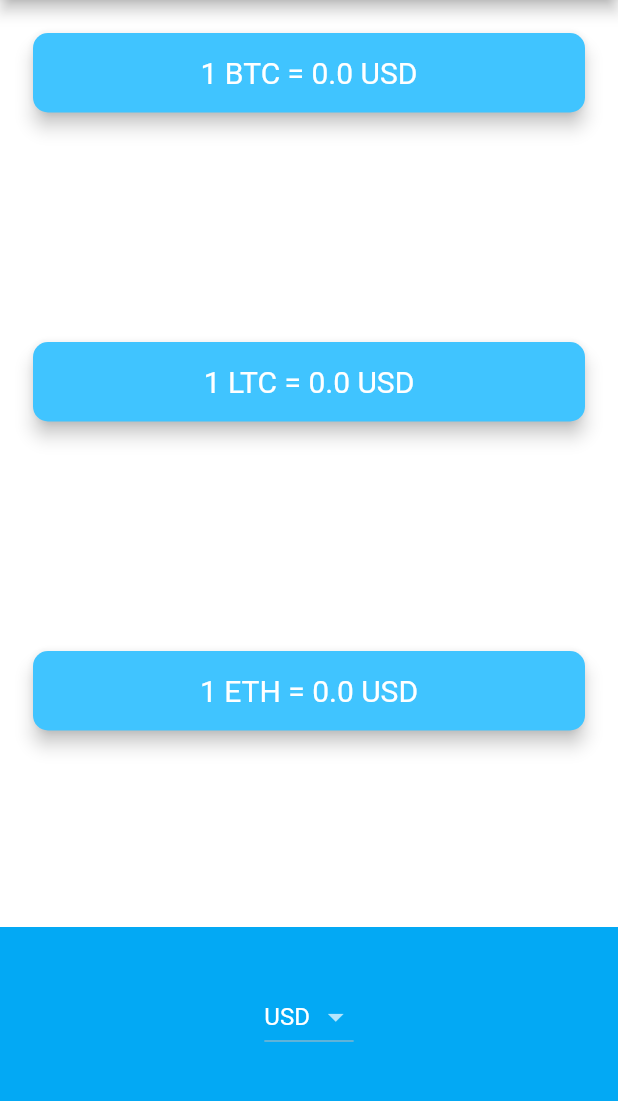
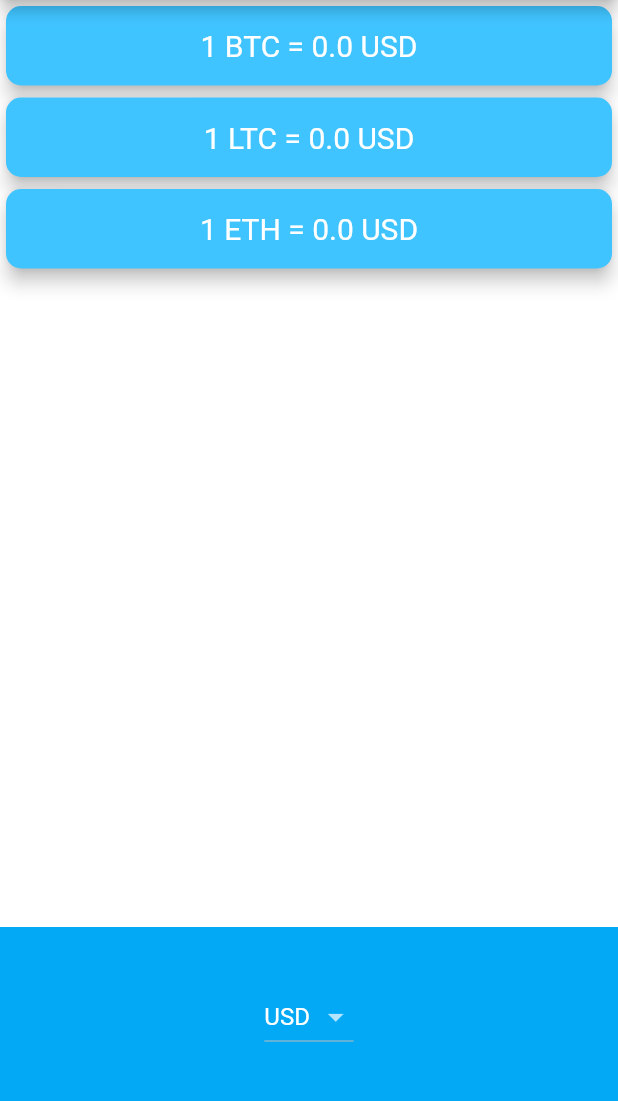
Before and after one commit to boomer30/bitcoin_ticker_flutter, a Flutter app: the screen it shows after launch, on a phone screen of 412 x 824 dp, the part 84-1185 px from its top. Run offline on Flutter 3.47's test engine with Material 2 defaults, Android fonts, the phone set to English and light mode, and no system bars.

Commit message:
Refactored CryptoCard and cleaned up spacing with the cards on the pricing screen

```diff
--- a/lib/price_screen.dart
+++ b/lib/price_screen.dart
@@ -17,17 +17,13 @@ class _PriceScreenState extends State<PriceScreen> {
 
   void updateConversions() async {
     CryptoInfo cryptoInfo = CryptoInfo();
-    setState(() async {
-      btcToFiat = await cryptoInfo.getExchangeRate(
-          cryptoCurrency: 'BTC', fiatCurrency: selectedCurrency);
-      ltcToFiat = await cryptoInfo.getExchangeRate(
-          cryptoCurrency: 'LTC', fiatCurrency: selectedCurrency);
-      ethToFiat = await cryptoInfo.getExchangeRate(
-          cryptoCurrency: 'ETH', fiatCurrency: selectedCurrency);
-    });
 
-    // ethToFiat = cryptoInfo.getExchangeRate(
-    //     cryptoCurrency: 'ETH', fiatCurrency: selectedCurrency);
+    btcToFiat = await cryptoInfo.getExchangeRate(
+        cryptoCurrency: 'BTC', fiatCurrency: selectedCurrency);
+    ltcToFiat = await cryptoInfo.getExchangeRate(
+        cryptoCurrency: 'LTC', fiatCurrency: selectedCurrency);
+    ethToFiat = await cryptoInfo.getExchangeRate(
+        cryptoCurrency: 'ETH', fiatCurrency: selectedCurrency);
   }
 
   DropdownButton<String> getAndroidDropDown() {
@@ -89,69 +85,23 @@ class _PriceScreenState extends State<PriceScreen> {
       body: Column(
         mainAxisAlignment: MainAxisAlignment.spaceBetween,
         crossAxisAlignment: CrossAxisAlignment.stretch,
-        children: <Widget>[
-          Padding(
-            padding: EdgeInsets.fromLTRB(18.0, 18.0, 18.0, 0),
-            child: Card(
-              color: Colors.lightBlueAccent,
-              elevation: 5.0,
-              shape: RoundedRectangleBorder(
-                borderRadius: BorderRadius.circular(10.0),
-              ),
-              child: Padding(
-                padding: EdgeInsets.symmetric(vertical: 15.0, horizontal: 28.0),
-                child: Text(
-                  '1 BTC = $btcToFiat $selectedCurrency',
-                  textAlign: TextAlign.center,
-                  style: TextStyle(
-                    fontSize: 20.0,
-                    color: Colors.white,
-                  ),
-                ),
-              ),
-            ),
-          ),
-          Padding(
-            padding: EdgeInsets.fromLTRB(18.0, 18.0, 18.0, 0),
-            child: Card(
-              color: Colors.lightBlueAccent,
-              elevation: 5.0,
-              shape: RoundedRectangleBorder(
-                borderRadius: BorderRadius.circular(10.0),
-              ),
-              child: Padding(
-                padding: EdgeInsets.symmetric(vertical: 15.0, horizontal: 28.0),
-                child: Text(
-                  '1 LTC = $ltcToFiat $selectedCurrency',
-                  textAlign: TextAlign.center,
-                  style: TextStyle(
-                    fontSize: 20.0,
-                    color: Colors.white,
-                  ),
-                ),
-              ),
-            ),
-          ),
-          Padding(
-            padding: EdgeInsets.fromLTRB(18.0, 18.0, 18.0, 0),
-            child: Card(
-              color: Colors.lightBlueAccent,
-              elevation: 5.0,
-              shape: RoundedRectangleBorder(
-                borderRadius: BorderRadius.circular(10.0),
-              ),
-              child: Padding(
-                padding: EdgeInsets.symmetric(vertical: 15.0, horizontal: 28.0),
-                child: Text(
-                  '1 ETH = $ethToFiat $selectedCurrency',
-                  textAlign: TextAlign.center,
-                  style: TextStyle(
-                    fontSize: 20.0,
-                    color: Colors.white,
-                  ),
-                ),
-              ),
-            ),
+        children: [
+          Column(
+            crossAxisAlignment: CrossAxisAlignment.stretch,
+            children: [
+              CryptoCard(
+                  cryptoCurrency: 'BTC',
+                  selectedCurrency: selectedCurrency,
+                  conversionRate: btcToFiat),
+              CryptoCard(
+                  cryptoCurrency: 'LTC',
+                  selectedCurrency: selectedCurrency,
+                  conversionRate: ltcToFiat),
+              CryptoCard(
+                  cryptoCurrency: 'ETH',
+                  selectedCurrency: selectedCurrency,
+                  conversionRate: ethToFiat),
+            ],
           ),
           Container(
             height: 150.0,
@@ -165,3 +115,35 @@ class _PriceScreenState extends State<PriceScreen> {
     );
   }
 }
+
+class CryptoCard extends StatelessWidget {
+  CryptoCard(
+      {required this.cryptoCurrency,
+      required this.selectedCurrency,
+      required this.conversionRate});
+  final cryptoCurrency;
+  final selectedCurrency;
+  final conversionRate;
+
+  @override
+  Widget build(BuildContext context) {
+    return Card(
+      color: Colors.lightBlueAccent,
+      elevation: 5.0,
+      shape: RoundedRectangleBorder(
+        borderRadius: BorderRadius.circular(10.0),
+      ),
+      child: Padding(
+        padding: EdgeInsets.symmetric(vertical: 15.0, horizontal: 28.0),
+        child: Text(
+          '1 $cryptoCurrency = $conversionRate $selectedCurrency',
+          textAlign: TextAlign.center,
+          style: TextStyle(
+            fontSize: 20.0,
+            color: Colors.white,
+          ),
+        ),
+      ),
+    );
+  }
+}
```
